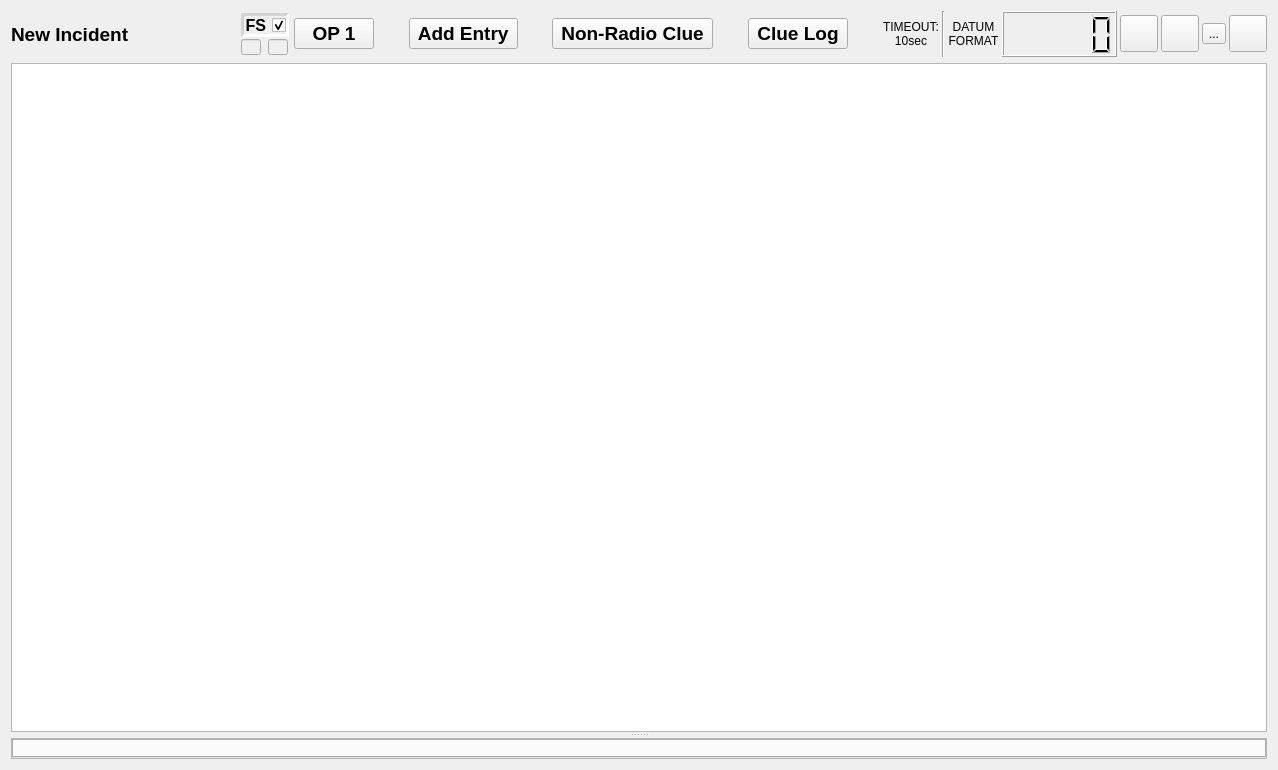
First picture: the form in designer/radiolog.ui, repository ncssar/radiolog, before the edit.
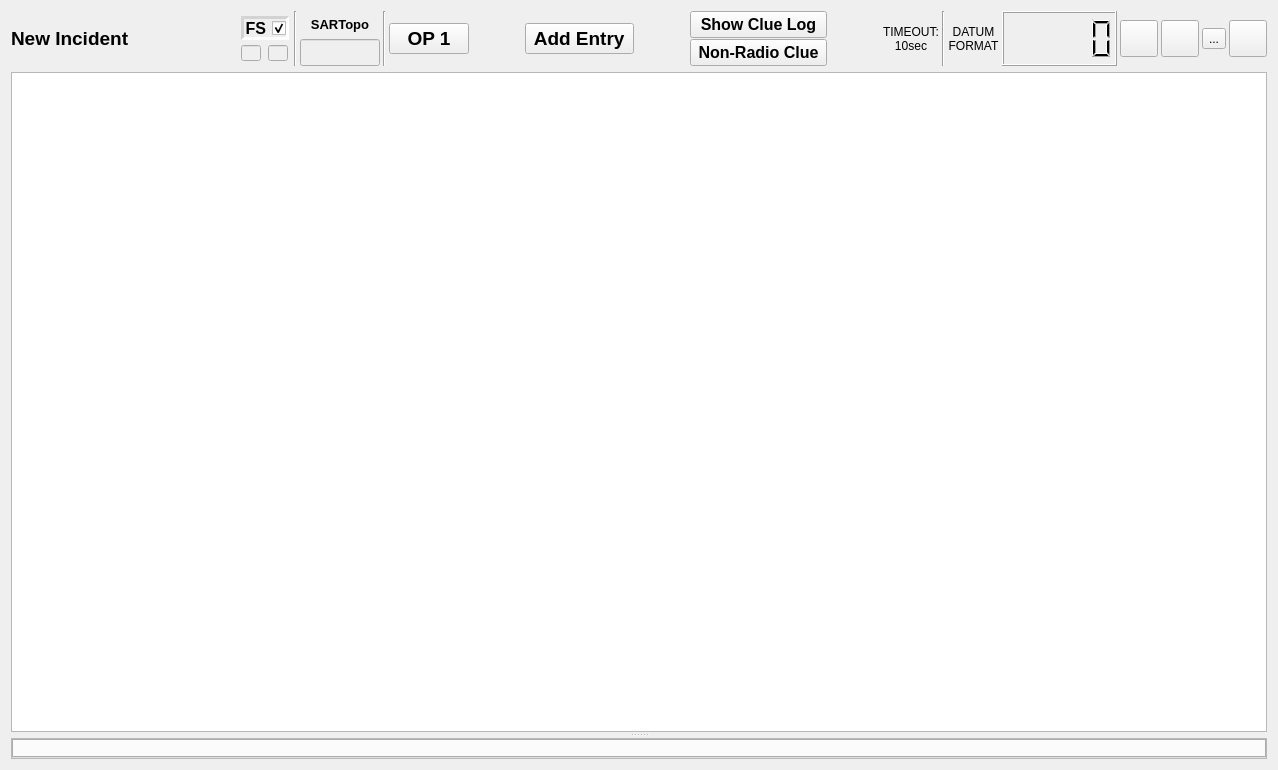
Second picture: the form after the edit. Icons and pictures are not drawn. Custom widgets are drawn as their Qt base class.

Commit message: first pass at main GUI sartopo link indicator

```diff
--- a/designer/radiolog.ui
+++ b/designer/radiolog.ui
@@ -15,7 +15,7 @@
   </property>
   <layout class="QGridLayout" name="gridLayout_2">
    <item row="0" column="0">
-    <layout class="QHBoxLayout" name="horizontalLayout" stretch="0,0,0,0,0,0,0,0,0,0,0,0,0,0,0,0,0,0">
+    <layout class="QHBoxLayout" name="horizontalLayout" stretch="0,0,0,0,0,0,0,0,0,0,0,0,0,0,0,0,0,0,0">
      <property name="spacing">
       <number>3</number>
      </property>
@@ -168,6 +168,75 @@
        </layout>
       </widget>
      </item>
+     <item>
+      <widget class="Line" name="line_2">
+       <property name="orientation">
+        <enum>Qt::Vertical</enum>
+       </property>
+      </widget>
+     </item>
+     <item>
+      <layout class="QVBoxLayout" name="sartopoLayout">
+       <property name="spacing">
+        <number>2</number>
+       </property>
+       <item>
+        <widget class="QLabel" name="sartopoLabel">
+         <property name="font">
+          <font>
+           <family>Segoe UI</family>
+           <pointsize>10</pointsize>
+           <weight>75</weight>
+           <bold>true</bold>
+          </font>
+         </property>
+         <property name="text">
+          <string>SARTopo</string>
+         </property>
+         <property name="alignment">
+          <set>Qt::AlignCenter</set>
+         </property>
+        </widget>
+       </item>
+       <item>
+        <widget class="QLineEdit" name="sartopoLinkIndicator">
+         <property name="enabled">
+          <bool>false</bool>
+         </property>
+         <property name="minimumSize">
+          <size>
+           <width>40</width>
+           <height>0</height>
+          </size>
+         </property>
+         <property name="maximumSize">
+          <size>
+           <width>80</width>
+           <height>16777215</height>
+          </size>
+         </property>
+         <property name="font">
+          <font>
+           <pointsize>12</pointsize>
+          </font>
+         </property>
+         <property name="alignment">
+          <set>Qt::AlignCenter</set>
+         </property>
+         <property name="readOnly">
+          <bool>true</bool>
+         </property>
+        </widget>
+       </item>
+      </layout>
+     </item>
+     <item>
+      <widget class="Line" name="line_3">
+       <property name="orientation">
+        <enum>Qt::Vertical</enum>
+       </property>
+      </widget>
+     </item>
      <item>
       <widget class="QPushButton" name="opPeriodButton">
        <property name="sizePolicy">
@@ -262,59 +331,56 @@
       </spacer>
      </item>
      <item>
-      <widget class="QPushButton" name="addNonRadioClueButton">
-       <property name="font">
-        <font>
-         <family>Segoe UI</family>
-         <pointsize>14</pointsize>
-         <weight>75</weight>
-         <bold>true</bold>
-        </font>
+      <layout class="QVBoxLayout" name="clueButtonLayout">
+       <property name="spacing">
+        <number>1</number>
        </property>
-       <property name="focusPolicy">
-        <enum>Qt::NoFocus</enum>
+       <property name="sizeConstraint">
+        <enum>QLayout::SetDefaultConstraint</enum>
        </property>
-       <property name="toolTip">
-        <string/>
-       </property>
-       <property name="text">
-        <string> Non-Radio Clue </string>
-       </property>
-      </widget>
-     </item>
-     <item>
-      <spacer name="horizontalSpacer_3">
-       <property name="orientation">
-        <enum>Qt::Horizontal</enum>
-       </property>
-       <property name="sizeHint" stdset="0">
-        <size>
-         <width>40</width>
-         <height>20</height>
-        </size>
-       </property>
-      </spacer>
-     </item>
-     <item>
-      <widget class="QPushButton" name="clueLogButton">
-       <property name="font">
-        <font>
-         <family>Segoe UI</family>
-         <pointsize>14</pointsize>
-         <weight>75</weight>
-         <bold>true</bold>
-        </font>
-       </property>
-       <property name="focusPolicy">
-        <enum>Qt::NoFocus</enum>
-       </property>
-       <property name="toolTip">
-        <string/>
-       </property>
-       <property name="text">
-        <string> Clue Log </string>
-       </property>
-      </widget>
+       <item>
+        <widget class="QPushButton" name="clueLogButton">
+         <property name="font">
+          <font>
+           <family>Segoe UI</family>
+           <pointsize>12</pointsize>
+           <weight>75</weight>
+           <bold>true</bold>
+          </font>
+         </property>
+         <property name="focusPolicy">
+          <enum>Qt::NoFocus</enum>
+         </property>
+         <property name="toolTip">
+          <string/>
+         </property>
+         <property name="text">
+          <string>Show Clue Log</string>
+         </property>
+        </widget>
+       </item>
+       <item>
+        <widget class="QPushButton" name="addNonRadioClueButton">
+         <property name="font">
+          <font>
+           <family>Segoe UI</family>
+           <pointsize>12</pointsize>
+           <weight>75</weight>
+           <bold>true</bold>
+          </font>
+         </property>
+         <property name="focusPolicy">
+          <enum>Qt::NoFocus</enum>
+         </property>
+         <property name="toolTip">
+          <string/>
+         </property>
+         <property name="text">
+          <string> Non-Radio Clue </string>
+         </property>
+        </widget>
+       </item>
+      </layout>
      </item>
      <item>
       <spacer name="horizontalSpacer_4">
```
The commit also changes 2 other files.
